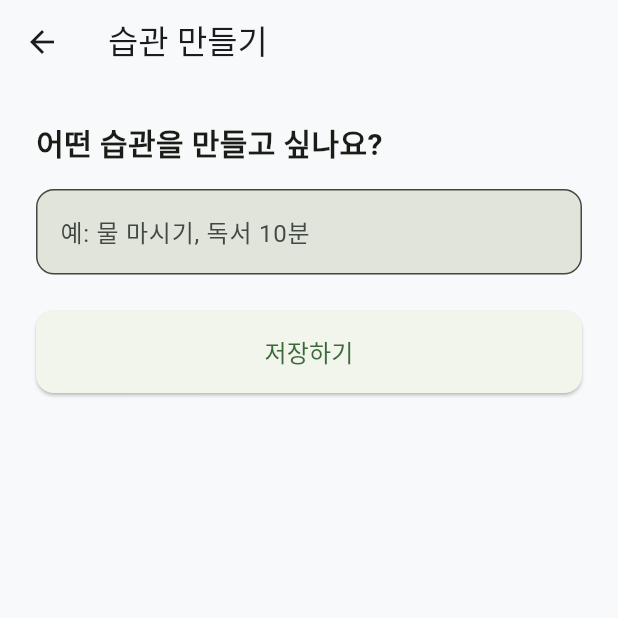
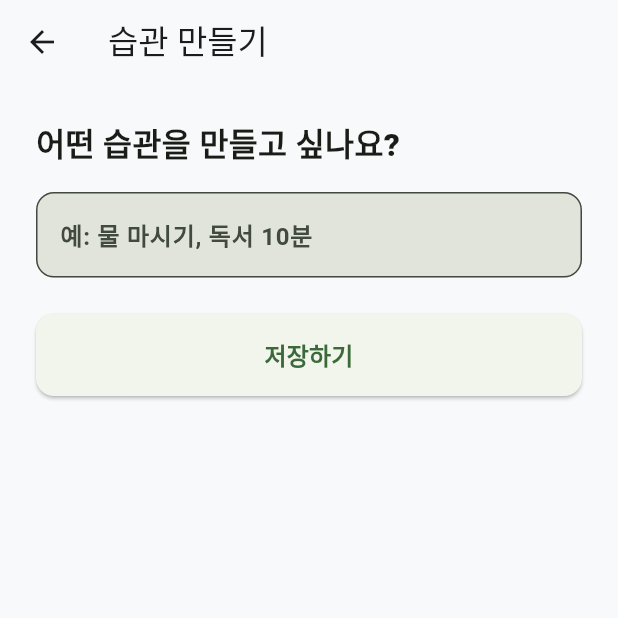
Before and after one commit to thisisJJK/flutter-PerfectThree-project, a Flutter app: the AddGoalScreen screen opened by its route, on a phone screen of 412 x 824 dp, the top half of it. Run offline on Flutter 3.47's test engine with Material 3 defaults, Android fonts, the phone set to English and light mode, and no system bars; our stand-ins replace flutter_riverpod, go_router, google_mobile_ads, hive, hive_flutter, riverpod_annotation; accounts and stored records are empty; generated files the repository leaves out were written again; network calls fail.

```diff
--- a/lib/core/theme/app_spacing.dart
+++ b/lib/core/theme/app_spacing.dart
@@ -5,5 +5,5 @@ class AppSpacing {
   static const lg = 24.0;
   static const xl = 32.0;
 
-  static const radius = 24.0;
+  static const radius = 21.0;
 }
--- a/lib/core/theme/app_typography.dart
+++ b/lib/core/theme/app_typography.dart
@@ -1,19 +1,13 @@
 import 'package:flutter/material.dart';
 
 class AppTypography {
-  static const title = TextStyle(
-    fontSize: 20,
-    fontWeight: FontWeight.w600,
-  );
+  static const title = TextStyle(fontSize: 21, fontWeight: FontWeight.w800);
 
-  static const body = TextStyle(
-    fontSize: 16,
-    fontWeight: FontWeight.w400,
-  );
+  static const body = TextStyle(fontSize: 16, fontWeight: FontWeight.w600);
 
   static const caption = TextStyle(
     fontSize: 13,
-    fontWeight: FontWeight.w400,
+    fontWeight: FontWeight.w500,
     color: Color(0xFF6E6E73),
   );
 }
--- a/lib/core/utils/date_utils.dart
+++ b/lib/core/utils/date_utils.dart
@@ -1,4 +1,3 @@
-
 // 날짜 관련 유틸리티 함수들을 모아놓은 클래스입니다.
 class DateUtils {
   // DateTime 객체에서 시간 정보를 제거하고 날짜만 남깁니다. (YYYY-MM-DD)
@@ -10,4 +9,8 @@ class DateUtils {
   static bool isSameDay(DateTime date1, DateTime date2) {
     return dateOnly(date1).isAtSameMomentAs(dateOnly(date2));
   }
+  //두 날짜 차이
+  static int differenceDay(DateTime date1, DateTime date2) {
+    return dateOnly(date1).difference(dateOnly(date2)).inDays;
+  }
 }
--- a/lib/data/repositories/goal_repository.dart
+++ b/lib/data/repositories/goal_repository.dart
@@ -1,4 +1,3 @@
-import 'package:flutter_riverpod/flutter_riverpod.dart';
 import 'package:hive_flutter/hive_flutter.dart';
 import 'package:perfect_three/core/utils/app_error.dart';
 import 'package:riverpod_annotation/riverpod_annotation.dart';
--- a/lib/features/goals/view/add_goal_screen.dart
+++ b/lib/features/goals/view/add_goal_screen.dart
@@ -17,17 +17,14 @@ class _AddGoalScreenState extends ConsumerState<AddGoalScreen> {
 
   @override
   void dispose() {
-    _textController.dispose(); // 메모리 누수 방지
+    _textController.dispose();
     super.dispose();
   }
 
   void _saveGoal() {
     if (_textController.text.isEmpty) return;
 
-    // ViewModel에 추가 요청
     ref.read(goalViewModelProvider.notifier).addGoal(_textController.text);
-
-    // 이전 화면으로 복귀
     context.pop();
   }
 
@@ -52,7 +49,6 @@ class _AddGoalScreenState extends ConsumerState<AddGoalScreen> {
                 ),
                 filled: true,
               ),
-              onSubmitted: (_) => _saveGoal(), // 엔터 치면 저장
             ),
             const SizedBox(height: 24),
             ElevatedButton(
--- a/lib/routes/app_router.dart
+++ b/lib/routes/app_router.dart
@@ -1,4 +1,3 @@
-import 'package:flutter_riverpod/flutter_riverpod.dart';
 import 'package:go_router/go_router.dart';
 import 'package:perfect_three/features/settings/view/settings_screen.dart';
 import 'package:perfect_three/features/splash/splash_screen.dart';
```
Also changed, not shown: lib/data/models/goal.dart (+10 -0 lines), lib/features/goals/viewmodel/goal_viewmodel.dart (+10 -11 lines), lib/features/goals/widgets/goal_card.dart (+10 -5 lines), lib/data/models/goal.g.dart, lib/data/repositories/goal_repository.g.dart, lib/features/goals/viewmodel/goal_viewmodel.g.dart, lib/routes/app_router.g.dart.
